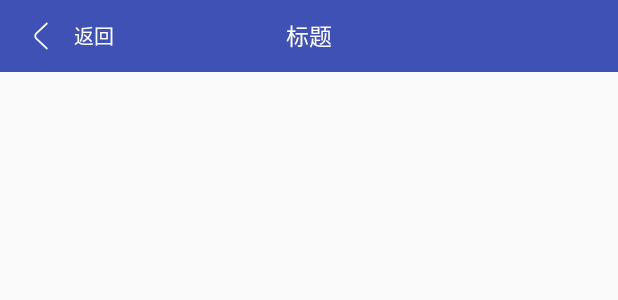
After one commit to Taylorxu/KotlinStudy, an Android app: the layout x_toolbar.xml on its own in the app's theme, with its tools: preview values and no code run, on a phone screen of 412 x 824 dp. The commit adds this screen. Shown: the top 300 px of the screen. Run offline under Robolectric (Android 15) with nearby library versions, the phone set to English and light mode, and no system bars.

```diff
--- a/app/src/main/java/com/xuzhiguang/kotlinstudybyself/forecast/MainActivity.kt
+++ b/app/src/main/java/com/xuzhiguang/kotlinstudybyself/forecast/MainActivity.kt
@@ -6,6 +6,7 @@ import android.support.v7.widget.LinearLayoutManager
 import android.util.Log
 import com.xuzhiguang.kotlinstudybyself.BR
 import com.xuzhiguang.kotlinstudybyself.R
+import com.xuzhiguang.kotlinstudybyself.R.id.xToolbar
 import com.xuzhiguang.kotlinstudybyself.databinding.ItemForeCastBinding
 import com.xuzhiguang.kotlinstudybyself.forecast.db.service.APIService
 import com.xuzhiguang.xzglibrary.helperTool.NiceToast
@@ -42,6 +43,7 @@ class MainActivity : AppCompatActivity() {
     }
 
     private fun initView() {
+        xToolbar.setTitle("main Page")
         forecast_list.layoutManager = LinearLayoutManager(this)
         forecast_list.adapter = adapter
         adapter.dataList = dataList
--- a/app/src/main/res/layout/activity_main.xml
+++ b/app/src/main/res/layout/activity_main.xml
@@ -1,13 +1,20 @@
 <?xml version="1.0" encoding="utf-8"?>
-<android.support.constraint.ConstraintLayout xmlns:android="http://schemas.android.com/apk/res/android"
+<LinearLayout xmlns:android="http://schemas.android.com/apk/res/android"
     xmlns:app="http://schemas.android.com/apk/res-auto"
     xmlns:tools="http://schemas.android.com/tools"
     android:layout_width="match_parent"
     android:layout_height="match_parent"
+    android:orientation="vertical"
     tools:context="com.xuzhiguang.kotlinstudybyself.forecast.MainActivity">
+
+    <com.xuzhiguang.xzglibrary.view.xViewElement.XToolbar
+        android:layout_width="match_parent"
+        android:layout_height="48dp"
+        android:id="@+id/xToolbar"
+      />
 
     <android.support.v7.widget.RecyclerView
         android:id="@+id/forecast_list"
         android:layout_width="match_parent"
         android:layout_height="match_parent" />
-</android.support.constraint.ConstraintLayout>
+</LinearLayout>
--- a/app/src/main/res/values/styles.xml
+++ b/app/src/main/res/values/styles.xml
@@ -1,7 +1,7 @@
 <resources>
 
     <!-- Base application theme. -->
-    <style name="AppTheme" parent="Theme.AppCompat.Light.DarkActionBar">
+    <style name="AppTheme" parent="Theme.AppCompat.Light.NoActionBar">
         <!-- Customize your theme here. -->
         <item name="colorPrimary">@color/colorPrimary</item>
         <item name="colorPrimaryDark">@color/colorPrimaryDark</item>
--- /dev/null
+++ b/xzglibrary/src/main/java/com/xuzhiguang/xzglibrary/view/xViewElement/XToolbar.kt
@@ -0,0 +1,31 @@
+package com.xuzhiguang.xzglibrary.view.xViewElement
+
+import android.content.Context
+import android.util.AttributeSet
+import android.util.Log
+import android.view.LayoutInflater
+import android.view.View
+import android.widget.RelativeLayout
+import android.widget.TextView
+import com.xuzhiguang.xzglibrary.R
+
+/**
+ * Created by Administrator on 2018/4/18.
+ */
+open class XToolbar : RelativeLayout {
+//    constructor(context: Context) : super(context)
+    constructor(context: Context, attrs: AttributeSet) : super(context, attrs)
+//    constructor(context: Context, attrs: AttributeSet, defStyleAttr: Int) : super(context, attrs, defStyleAttr)
+
+    var tv_title_title: TextView? = null
+
+    init {
+        var view: View = LayoutInflater.from(context).inflate(R.layout.x_toolbar, null, false)
+        tv_title_title = view.findViewById(R.id.tv_title_title)
+    }
+
+    fun setTitle(title: String) {
+        tv_title_title?.text = title
+        Log.e("setTitle", tv_title_title?.text.toString())
+    }
+}
--- /dev/null
+++ b/xzglibrary/src/main/res/drawable/ic_back.xml
@@ -0,0 +1,4 @@
+<vector android:height="24dp" android:viewportHeight="1024.0"
+    android:viewportWidth="1024.0" android:width="24dp" xmlns:android="http://schemas.android.com/apk/res/android">
+    <path android:fillColor="#ffffff" android:pathData="M675.8,892.8c6.8,0 13.6,-2.5 18.8,-7.4 10.3,-9.9 10.3,-26 0,-35.9L398,565.8c-31,-29.6 -31,-78 0,-107.6l296.6,-283.6c10.3,-10 10.3,-26 0,-35.8 -10.5,-10 -27.2,-10 -37.6,0L360.4,422.2c-51.8,49.5 -51.8,130 0,179.5l296.6,283.6c5.2,4.9 12,7.4 18.8,7.4"/>
+</vector>
--- /dev/null
+++ b/xzglibrary/src/main/res/layout/x_toolbar.xml
@@ -0,0 +1,50 @@
+<?xml version="1.0" encoding="utf-8"?>
+<RelativeLayout xmlns:android="http://schemas.android.com/apk/res/android"
+    xmlns:tools="http://schemas.android.com/tools"
+    android:layout_width="match_parent"
+    android:layout_height="48dp"
+    android:background="@color/colorPrimary">
+
+    <TextView
+        android:id="@+id/tv_title_back"
+        android:layout_width="wrap_content"
+        android:layout_height="wrap_content"
+        android:layout_centerVertical="true"
+        android:layout_marginLeft="15dp"
+        android:drawableLeft="@drawable/ic_back"
+        android:drawablePadding="10dp"
+        android:gravity="center_vertical"
+        android:text="@string/back"
+        android:textColor="@android:color/white"
+        android:textSize="13sp"
+        android:visibility="visible" />
+
+    <TextView
+        android:id="@+id/tv_title_title"
+        android:layout_width="wrap_content"
+        android:layout_height="wrap_content"
+        android:layout_centerInParent="true"
+        android:textColor="@android:color/white"
+        android:textSize="15sp"
+        tools:text="标题" />
+
+    <ImageView
+        android:id="@+id/iv_title_right"
+        android:layout_width="wrap_content"
+        android:layout_height="wrap_content"
+        android:layout_alignParentRight="true"
+        android:layout_centerVertical="true"
+        android:layout_marginRight="15dp"
+        android:visibility="gone" />
+
+    <TextView
+        android:id="@+id/tv_title_right"
+        android:layout_width="wrap_content"
+        android:layout_height="wrap_content"
+        android:layout_alignParentRight="true"
+        android:layout_centerVertical="true"
+        android:layout_marginRight="15dp"
+        android:textColor="@android:color/white"
+        android:visibility="gone" />
+
+</RelativeLayout>
--- /dev/null
+++ b/xzglibrary/src/main/res/values/colors.xml
@@ -0,0 +1,4 @@
+<?xml version="1.0" encoding="utf-8"?>
+<resources>
+    <color name="colorPrimary">#3F51B5</color>
+</resources>
--- a/xzglibrary/src/main/res/values/strings.xml
+++ b/xzglibrary/src/main/res/values/strings.xml
@@ -1,3 +1,4 @@
 <resources>
     <string name="app_name">XzgLibrary</string>
+    <string name="back">返回</string>
 </resources>
```
